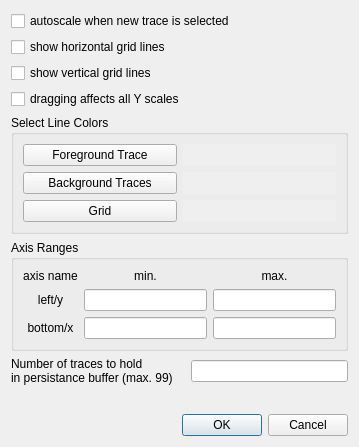
This is QtPMbrowser/DlgGraphSettings.ui in ChrisHal/PMbrowser as Qt 5 draws it before an edit. The edited form follows.
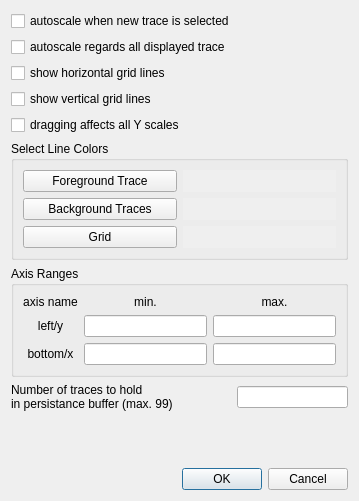
This is the edited form.

Commit message: graph settings dialog: ad global autosclae checkbox

```diff
--- a/QtPMbrowser/DlgGraphSettings.ui
+++ b/QtPMbrowser/DlgGraphSettings.ui
@@ -7,27 +7,27 @@
     <x>0</x>
     <y>0</y>
     <width>359</width>
-    <height>447</height>
+    <height>501</height>
    </rect>
   </property>
   <property name="windowTitle">
    <string>Graph Settings &amp; Axis Ranges</string>
   </property>
   <layout class="QGridLayout" name="gridLayout_2">
-   <item row="1" column="0">
-    <widget class="QCheckBox" name="checkBoxHorzGrid">
-     <property name="text">
-      <string>show horizontal grid lines</string>
-     </property>
-    </widget>
-   </item>
-   <item row="2" column="0">
+   <item row="3" column="0">
     <widget class="QCheckBox" name="checkBoxVertGrid">
      <property name="text">
       <string>show vertical grid lines</string>
      </property>
     </widget>
    </item>
+   <item row="2" column="0">
+    <widget class="QCheckBox" name="checkBoxHorzGrid">
+     <property name="text">
+      <string>show horizontal grid lines</string>
+     </property>
+    </widget>
+   </item>
    <item row="0" column="0" colspan="2">
     <widget class="QCheckBox" name="checkBoxEnableAutoscale">
      <property name="text">
@@ -35,27 +35,7 @@
      </property>
     </widget>
    </item>
-   <item row="6" column="1">
-    <widget class="QLineEdit" name="lineEditNumTraces"/>
-   </item>
-   <item row="6" column="0">
-    <widget class="QLabel" name="label_5">
-     <property name="text">
-      <string>&lt;html&gt;&lt;head/&gt;&lt;body&gt;&lt;p&gt;Number of traces to hold&lt;br/&gt;in persistance buffer (max. 99)&lt;/p&gt;&lt;/body&gt;&lt;/html&gt;</string>
-     </property>
-    </widget>
-   </item>
-   <item row="8" column="0" colspan="2">
-    <widget class="QDialogButtonBox" name="buttonBox">
-     <property name="orientation">
-      <enum>Qt::Orientation::Horizontal</enum>
-     </property>
-     <property name="standardButtons">
-      <set>QDialogButtonBox::StandardButton::Cancel|QDialogButtonBox::StandardButton::Ok</set>
-     </property>
-    </widget>
-   </item>
-   <item row="5" column="0" colspan="2">
+   <item row="6" column="0" colspan="2">
     <widget class="QGroupBox" name="groupBox">
      <property name="title">
       <string>Axis Ranges</string>
@@ -134,14 +114,33 @@
      </layout>
     </widget>
    </item>
-   <item row="3" column="0">
-    <widget class="QCheckBox" name="checkBoxShiftAllYScales">
-     <property name="text">
-      <string>dragging affects all Y scales</string>
+   <item row="9" column="0" colspan="2">
+    <widget class="QDialogButtonBox" name="buttonBox">
+     <property name="orientation">
+      <enum>Qt::Orientation::Horizontal</enum>
+     </property>
+     <property name="standardButtons">
+      <set>QDialogButtonBox::StandardButton::Cancel|QDialogButtonBox::StandardButton::Ok</set>
      </property>
     </widget>
    </item>
-   <item row="4" column="0" colspan="2">
+   <item row="8" column="0" colspan="2">
+    <spacer name="verticalSpacer">
+     <property name="orientation">
+      <enum>Qt::Orientation::Vertical</enum>
+     </property>
+     <property name="sizeHint" stdset="0">
+      <size>
+       <width>20</width>
+       <height>40</height>
+      </size>
+     </property>
+    </spacer>
+   </item>
+   <item row="7" column="1">
+    <widget class="QLineEdit" name="lineEditNumTraces"/>
+   </item>
+   <item row="5" column="0" colspan="2">
     <widget class="QGroupBox" name="groupBoxColors">
      <property name="title">
       <string>Select Line Colors</string>
@@ -192,18 +191,26 @@
      </layout>
     </widget>
    </item>
-   <item row="7" column="0" colspan="2">
-    <spacer name="verticalSpacer">
-     <property name="orientation">
-      <enum>Qt::Orientation::Vertical</enum>
+   <item row="4" column="0">
+    <widget class="QCheckBox" name="checkBoxShiftAllYScales">
+     <property name="text">
+      <string>dragging affects all Y scales</string>
      </property>
-     <property name="sizeHint" stdset="0">
-      <size>
-       <width>20</width>
-       <height>40</height>
-      </size>
+    </widget>
+   </item>
+   <item row="7" column="0">
+    <widget class="QLabel" name="label_5">
+     <property name="text">
+      <string>&lt;html&gt;&lt;head/&gt;&lt;body&gt;&lt;p&gt;Number of traces to hold&lt;br/&gt;in persistance buffer (max. 99)&lt;/p&gt;&lt;/body&gt;&lt;/html&gt;</string>
      </property>
-    </spacer>
+    </widget>
+   </item>
+   <item row="1" column="0">
+    <widget class="QCheckBox" name="checkBoxGlobalAutoscale">
+     <property name="text">
+      <string>autoscale regards all displayed trace</string>
+     </property>
+    </widget>
    </item>
   </layout>
  </widget>
```
The commit also changes 3 other files.
